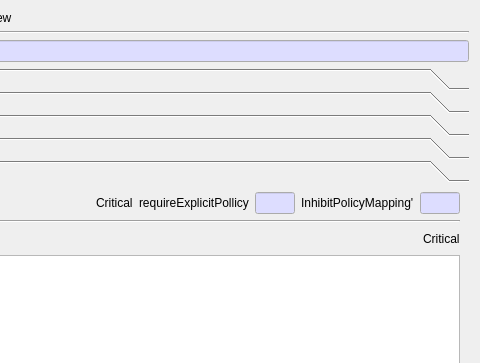
Before: the Qt Designer form CertMan/view_cert_profile_dlg.ui in jykim74/CertMan, drawn with Qt 5; both pictures show x 120 to 600 and y 0 to 363 of the 600 by 657 pixel window.
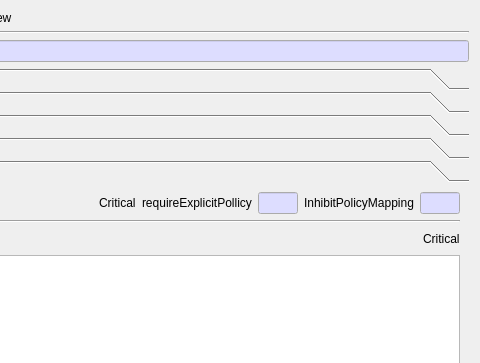
After: the same form once the commit is applied.

Diff of the .ui file:
```diff
--- a/CertMan/view_cert_profile_dlg.ui
+++ b/CertMan/view_cert_profile_dlg.ui
@@ -1289,7 +1289,7 @@
          <item row="0" column="5">
           <widget class="QLabel" name="mPC_IPMLabel">
            <property name="text">
-            <string>InhibitPolicyMapping'</string>
+            <string>InhibitPolicyMapping</string>
            </property>
           </widget>
          </item>
```
